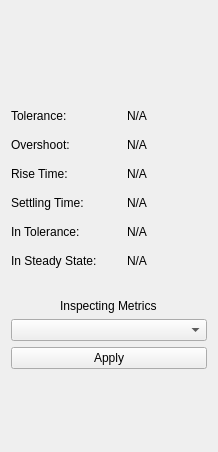
Qt form src/ground_station/src/Widgets/forms/WidgetSteadyStateAnalysis.ui (theilem/uavEE) before a commit.
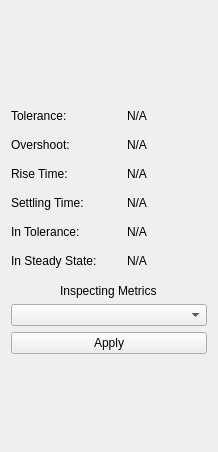
The same form after that commit.

```diff
--- a/src/ground_station/src/Widgets/forms/WidgetSteadyStateAnalysis.ui
+++ b/src/ground_station/src/Widgets/forms/WidgetSteadyStateAnalysis.ui
@@ -49,7 +49,7 @@
        <property name="sizeHint" stdset="0">
         <size>
          <width>20</width>
-         <height>25</height>
+         <height>10</height>
         </size>
        </property>
       </spacer>
@@ -300,7 +300,7 @@
        <property name="sizeHint" stdset="0">
         <size>
          <width>20</width>
-         <height>25</height>
+         <height>10</height>
         </size>
        </property>
       </spacer>
```
